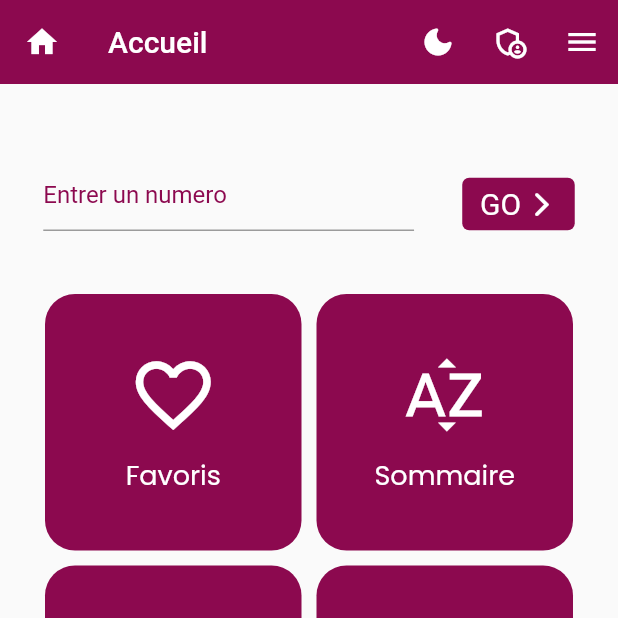
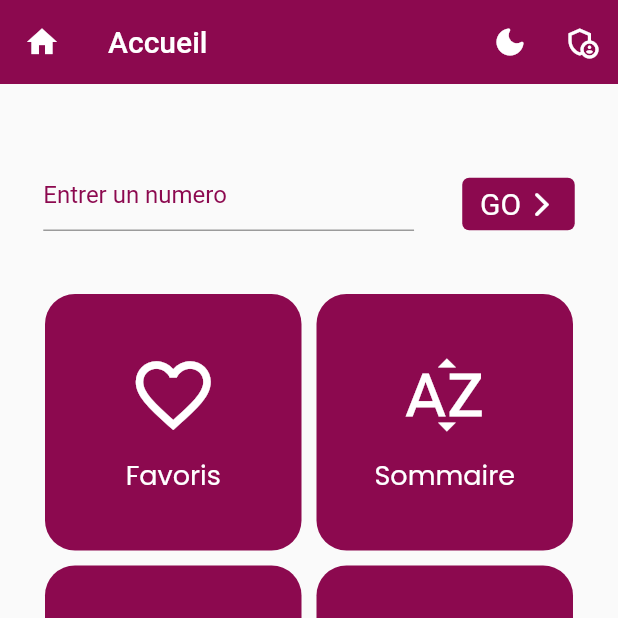
Before and after one commit to vmtb/cantique_project, a Flutter app: the screen it shows after launch, on a phone screen of 412 x 824 dp, the top half of it. Run offline on Flutter 3.47's test engine with Material 2 defaults, Android fonts, the phone set to English and light mode, and no system bars; our stand-ins replace audioplayers, cached_network_image, cloud_firestore, dio, file_picker, firebase_auth and 7 more; missing offline and left inert: enum_to_string, flutter_flushbar; accounts and stored records are empty.

Commit message:
final version 1

```diff
--- a/lib/screens/home_page.dart
+++ b/lib/screens/home_page.dart
@@ -58,10 +58,10 @@ class _HomePageState extends ConsumerState<HomePage> {
             }),
             icon: const Icon(Icons.admin_panel_settings_outlined),
           ),
-          IconButton(
-            onPressed: (() {}),
-            icon: const Icon(Icons.menu),
-          ),
+          // IconButton(
+          //   onPressed: (() {}),
+          //   icon: const Icon(Icons.menu),
+          // ),
         ],
       ),
       body: SafeArea(
```
